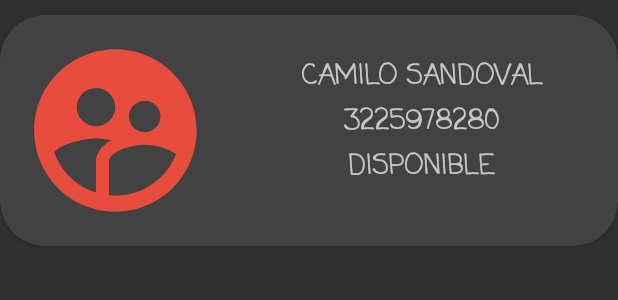
After one commit to JuanCa7/appMovilSena, an Android app: the layout card_persona.xml on its own in the app's theme, with its tools: preview values and no code run, on a phone screen of 412 x 824 dp. The commit adds this screen. Shown: the top 300 px of the screen. Run offline under Robolectric (Android 15) with nearby library versions, the phone set to English and light mode, and no system bars; network calls fail.

Commit message:
funciona la opcion listar personas con cardsView y Recycler view

```diff
--- a/app/build.gradle
+++ b/app/build.gradle
@@ -43,4 +43,5 @@ dependencies {
     implementation 'androidx.recyclerview:recyclerview:1.1.0'
     implementation 'androidx.cardview:cardview:1.0.0'
 
+    implementation 'de.hdodenhof:circleimageview:3.1.0'
 }
--- a/app/src/main/java/com/example/controlpersonal/Ficha.java
+++ b/app/src/main/java/com/example/controlpersonal/ClasesBd/Ficha.java
@@ -1,4 +1,4 @@
-package com.example.controlpersonal;
+package com.example.controlpersonal.ClasesBd;
 
 import java.time.LocalDate;
 
--- a/app/src/main/java/com/example/controlpersonal/Rol.java
+++ b/app/src/main/java/com/example/controlpersonal/ClasesBd/Rol.java
@@ -1,4 +1,4 @@
-package com.example.controlpersonal;
+package com.example.controlpersonal.ClasesBd;
 
 public class Rol {
     private int rol;
--- a/app/src/main/java/com/example/controlpersonal/tipoIdent.java
+++ b/app/src/main/java/com/example/controlpersonal/ClasesBd/tipoIdent.java
@@ -1,4 +1,4 @@
-package com.example.controlpersonal;
+package com.example.controlpersonal.ClasesBd;
 
 public class tipoIdent {
     private int id;
--- a/app/src/main/java/com/example/controlpersonal/CrearTurno.java
+++ b/app/src/main/java/com/example/controlpersonal/CrearTurno.java
@@ -23,7 +23,6 @@ import com.android.volley.toolbox.Volley;
 import com.example.controlpersonal.ClasesBd.Cargo;
 import com.example.controlpersonal.ClasesBd.Jornada;
 import com.example.controlpersonal.ClasesBd.Persona;
-import com.google.gson.JsonArray;
 
 import org.json.JSONArray;
 import org.json.JSONException;
@@ -253,7 +252,7 @@ public class CrearTurno extends AppCompatActivity {
             @Override
             public void onResponse(String response) {
                 Toast.makeText(CrearTurno.this,"Turno asignado correctamente!!!",Toast.LENGTH_LONG).show();
-                Intent mostrarMenu = new Intent(getApplicationContext(),Menu.class);
+                Intent mostrarMenu = new Intent(getApplicationContext(), Menu.class);
                 startActivity(mostrarMenu);
             }
         }, new Response.ErrorListener() {
--- a/app/src/main/java/com/example/controlpersonal/FormCreatePersona.java
+++ b/app/src/main/java/com/example/controlpersonal/FormCreatePersona.java
@@ -18,6 +18,9 @@ import com.android.volley.VolleyError;
 import com.android.volley.toolbox.JsonObjectRequest;
 import com.android.volley.toolbox.StringRequest;
 import com.android.volley.toolbox.Volley;
+import com.example.controlpersonal.ClasesBd.Ficha;
+import com.example.controlpersonal.ClasesBd.Rol;
+import com.example.controlpersonal.ClasesBd.tipoIdent;
 
 import org.json.JSONArray;
 import org.json.JSONException;
@@ -43,7 +46,7 @@ public class FormCreatePersona extends AppCompatActivity implements View.OnClick
     String genero;
 
     List<Ficha> fichas = new ArrayList<>();
-    List<tipoIdent> identificaciones = new ArrayList<>();
+    List<com.example.controlpersonal.ClasesBd.tipoIdent> identificaciones = new ArrayList<>();
     List<Rol> roles = new ArrayList<>();
 
     ArrayAdapter<Rol> rolesAdapter;
--- a/app/src/main/java/com/example/controlpersonal/MainActivity.java
+++ b/app/src/main/java/com/example/controlpersonal/MainActivity.java
@@ -93,7 +93,7 @@ public class MainActivity extends AppCompatActivity {
     }
     public void recuperarPreferencias(){
         SharedPreferences preferences = getSharedPreferences("usuarioSesion", Context.MODE_PRIVATE);
-        usuario.setText(preferences.getString("usuario","Camilo@gmail.com"));
-        password.setText(preferences.getString("password","12233"));
+        usuario.setText(preferences.getString("usuario","jczuniga@misena.edu.co"));
+        password.setText(preferences.getString("password","22122"));
     }
 }
--- /dev/null
+++ b/app/src/main/res/drawable/card_user.xml
@@ -0,0 +1,5 @@
+<vector android:height="135dp" android:tint="#E74C3C"
+    android:viewportHeight="24" android:viewportWidth="24"
+    android:width="135dp" xmlns:android="http://schemas.android.com/apk/res/android">
+    <path android:fillColor="@android:color/white" android:pathData="M11.99,2c-5.52,0 -10,4.48 -10,10s4.48,10 10,10 10,-4.48 10,-10 -4.48,-10 -10,-10zM15.6,8.34c1.07,0 1.93,0.86 1.93,1.93 0,1.07 -0.86,1.93 -1.93,1.93 -1.07,0 -1.93,-0.86 -1.93,-1.93 -0.01,-1.07 0.86,-1.93 1.93,-1.93zM9.6,6.76c1.3,0 2.36,1.06 2.36,2.36 0,1.3 -1.06,2.36 -2.36,2.36s-2.36,-1.06 -2.36,-2.36c0,-1.31 1.05,-2.36 2.36,-2.36zM9.6,15.89v3.75c-2.4,-0.75 -4.3,-2.6 -5.14,-4.96 1.05,-1.12 3.67,-1.69 5.14,-1.69 0.53,0 1.2,0.08 1.9,0.22 -1.64,0.87 -1.9,2.02 -1.9,2.68zM11.99,20c-0.27,0 -0.53,-0.01 -0.79,-0.04v-4.07c0,-1.42 2.94,-2.13 4.4,-2.13 1.07,0 2.92,0.39 3.84,1.15 -1.17,2.97 -4.06,5.09 -7.45,5.09z"/>
+</vector>
--- /dev/null
+++ b/app/src/main/res/layout/card_persona.xml
@@ -0,0 +1,66 @@
+<?xml version="1.0" encoding="utf-8"?>
+<LinearLayout
+    xmlns:android="http://schemas.android.com/apk/res/android"
+    xmlns:app="http://schemas.android.com/apk/res-auto"
+    android:layout_width="match_parent"
+    android:layout_height="match_parent"
+    android:orientation="vertical">
+
+
+    <androidx.cardview.widget.CardView
+        android:layout_width="match_parent"
+        android:layout_height="wrap_content"
+        android:visibility="visible"
+        android:layout_marginVertical="10dp"
+        app:cardCornerRadius="30dp">
+
+        <RelativeLayout
+            android:layout_width="match_parent"
+            android:layout_height="wrap_content"
+            android:layout_margin="12dp"
+            android:gravity="center"
+            android:orientation="vertical">
+
+            <TextView
+                android:id="@+id/cardNombre"
+                android:layout_width="match_parent"
+                android:layout_height="wrap_content"
+                android:layout_marginStart="150dp"
+                android:layout_marginTop="15dp"
+                android:fontFamily="casual"
+                android:gravity="center"
+                android:text="CAMILO SANDOVAL"
+                android:textSize="18dp"
+                android:textStyle="bold" />
+
+            <TextView
+                android:id="@+id/cardCelular"
+                android:layout_width="match_parent"
+                android:layout_height="wrap_content"
+                android:layout_marginStart="150dp"
+                android:layout_marginTop="45dp"
+                android:fontFamily="casual"
+                android:gravity="center"
+                android:text="3225978280"
+                android:textSize="18dp"
+                android:textStyle="bold" />
+
+            <TextView
+                android:id="@+id/cardEstado"
+                android:layout_width="match_parent"
+                android:layout_height="wrap_content"
+                android:layout_marginStart="150dp"
+                android:layout_marginTop="75dp"
+                android:fontFamily="casual"
+                android:gravity="center"
+                android:text="DISPONIBLE"
+                android:textSize="18dp"
+                android:textStyle="bold" />
+
+            <de.hdodenhof.circleimageview.CircleImageView
+                android:layout_width="130dp"
+                android:layout_height="130dp"
+                android:src="@drawable/card_user"></de.hdodenhof.circleimageview.CircleImageView>
+        </RelativeLayout>
+    </androidx.cardview.widget.CardView>
+</LinearLayout>
```
Also changed, not shown: app/src/main/AndroidManifest.xml (+7 -4 lines), app/src/main/java/com/example/controlpersonal/Adapter.java (added, +57 -0 lines), app/src/main/java/com/example/controlpersonal/ClasesBd/Persona.java (+19 -0 lines), app/src/main/java/com/example/controlpersonal/Menu.java (+10 -1 lines), app/src/main/java/com/example/controlpersonal/listPersonas.java (added, +86 -0 lines), app/src/main/res/layout/activity_list_personas.xml (added, +15 -0 lines).
